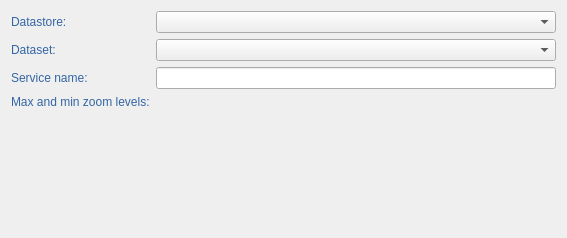
Above: geotuileur/gui/tile_creation/qwp_tile_generation_edition.ui from JulesGrillot/plugin-qgis-geoplateforme before the change. Below: the same form after it.
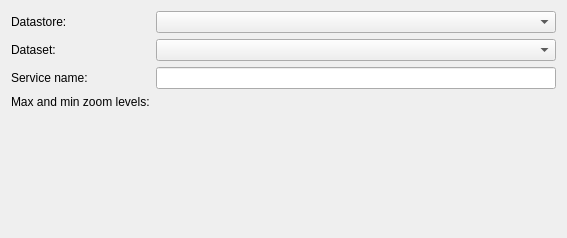
That is the form after the change. Custom widgets are drawn as their Qt base class.

Commit message: Remove specific style for QLabel

```diff
--- a/geotuileur/gui/tile_creation/qwp_tile_generation_edition.ui
+++ b/geotuileur/gui/tile_creation/qwp_tile_generation_edition.ui
@@ -59,10 +59,6 @@
      <property name="autoFillBackground">
       <bool>true</bool>
      </property>
-     <property name="styleSheet">
-      <string notr="true">font: 75 13pt &quot;Ubuntu Condensed&quot;;
-color: rgb(52, 101, 164);</string>
-     </property>
      <property name="text">
       <string>Service name:</string>
      </property>
@@ -70,10 +66,6 @@
    </item>
    <item row="1" column="0">
     <widget class="QLabel" name="lbl_datastore">
-     <property name="styleSheet">
-      <string notr="true">font: 75 13pt &quot;Ubuntu Condensed&quot;;
-color: rgb(52, 101, 164);</string>
-     </property>
      <property name="text">
       <string>Datastore:</string>
      </property>
@@ -81,10 +73,6 @@
    </item>
    <item row="3" column="0">
     <widget class="QLabel" name="lbl_stored_data">
-     <property name="styleSheet">
-      <string notr="true">font: 75 13pt &quot;Ubuntu Condensed&quot;;
-color: rgb(52, 101, 164);</string>
-     </property>
      <property name="text">
       <string>Dataset:</string>
      </property>
@@ -105,10 +93,6 @@
    </item>
    <item row="7" column="0" rowspan="2">
     <widget class="QLabel" name="lbl_zoom">
-     <property name="styleSheet">
-      <string notr="true">font: 75 13pt &quot;Ubuntu Condensed&quot;;
-color: rgb(52, 101, 164);</string>
-     </property>
      <property name="text">
       <string>Max and min zoom levels:</string>
      </property>
```
Left out of the diff: 4 changed lines with no effect on the pictures. The commit also changes 4 other files.
